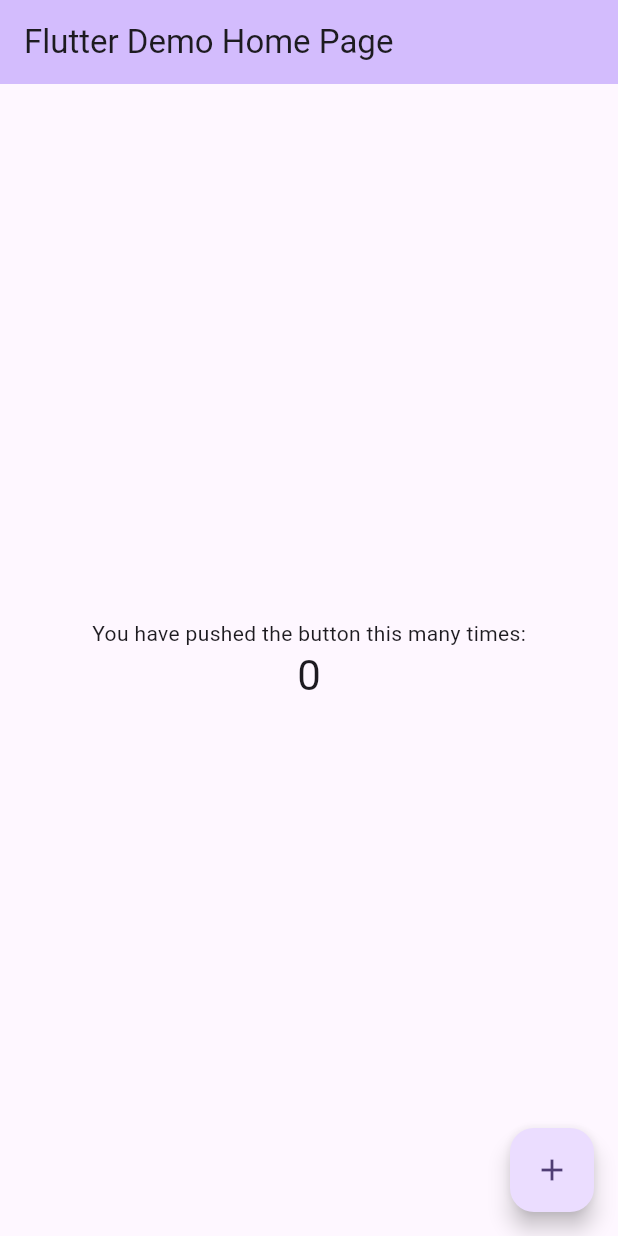
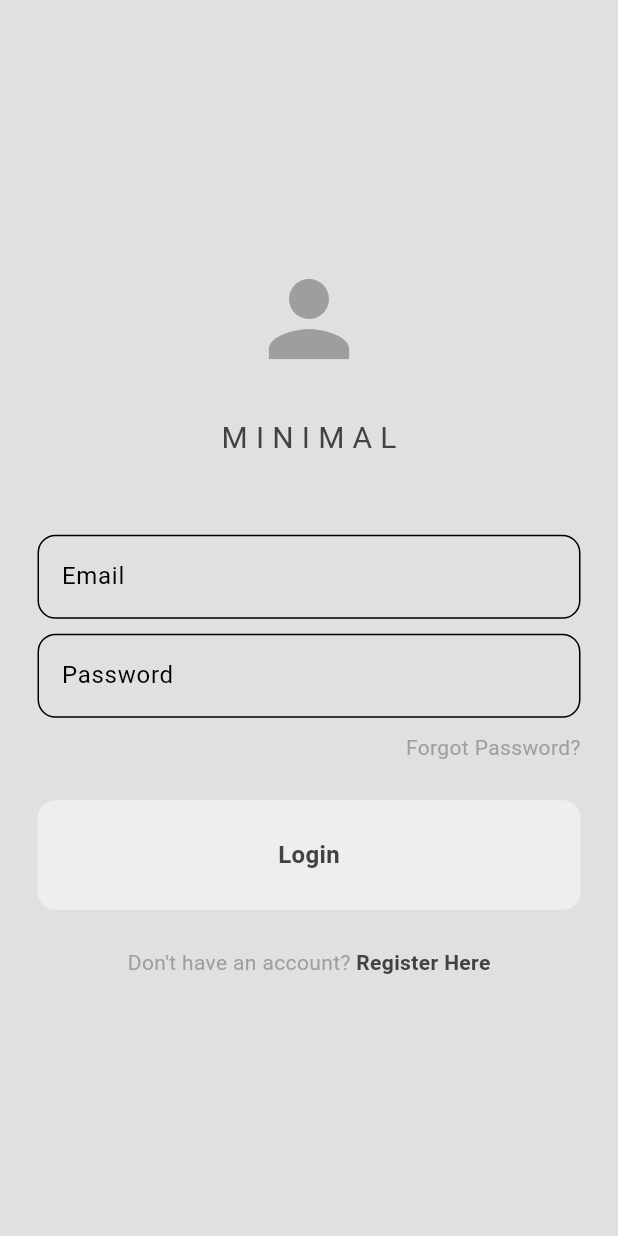
Before and after one commit to Giulio370/App_provaNumero1, a Flutter app: the screen it shows after launch, on a phone screen of 412 x 824 dp. Run offline on Flutter 3.47's test engine with Material 3 defaults, Android fonts, the light colour scheme and no system bars.

Commit message:
login Page added

```diff
--- /dev/null
+++ b/lib/components/my_button.dart
@@ -0,0 +1,24 @@
+import 'package:flutter/material.dart';
+class MyButton extends StatelessWidget {
+  final String text;
+  final void Function()? onTap;
+
+  const MyButton({super.key, required this.text, required this.onTap,});
+
+  @override
+  Widget build(BuildContext context) {
+    return GestureDetector(
+      onTap: onTap,
+      child: Container(
+        decoration: BoxDecoration(
+          color: Theme.of(context).colorScheme.primary,
+          borderRadius: BorderRadius.circular(12),
+
+        ),
+        padding: const EdgeInsets.all(25),
+        child: Center(child: Text(text, style: const TextStyle(fontWeight: FontWeight.bold, fontSize: 16, ),),)
+      ),
+
+    );
+  }
+}
--- /dev/null
+++ b/lib/components/my_textfield.dart
@@ -0,0 +1,28 @@
+import 'package:flutter/material.dart';
+
+class MyTextField extends StatelessWidget {
+  final String hintText;
+  final bool obscureText;
+  final TextEditingController controller;
+
+  const MyTextField({
+    super.key,
+    required this.hintText,
+    required this.obscureText,
+    required this.controller,
+    });
+
+  @override
+  Widget build(BuildContext context) {
+    return TextField(
+      controller: controller,
+      decoration: InputDecoration(
+        border: OutlineInputBorder(
+          borderRadius: BorderRadius.circular(12)
+        ),
+        hintText: hintText
+      ),
+      obscureText: obscureText,
+    );
+  }
+}
--- a/lib/main.dart
+++ b/lib/main.dart
@@ -1,4 +1,8 @@
+import 'package:app_prova_numero1/theme/dark_mode.dart';
+import 'package:app_prova_numero1/theme/light_mode.dart';
 import 'package:flutter/material.dart';
+
+import 'pages/login_page.dart';
 
 void main() {
   runApp(const MyApp());
@@ -11,115 +15,10 @@
   @override
   Widget build(BuildContext context) {
     return MaterialApp(
-      title: 'Flutter Demo',
-      theme: ThemeData(
-        // This is the theme of your application.
-        //
-        // TRY THIS: Try running your application with "flutter run". You'll see
-        // the application has a purple toolbar. Then, without quitting the app,
-        // try changing the seedColor in the colorScheme below to Colors.green
-        // and then invoke "hot reload" (save your changes or press the "hot
-        // reload" button in a Flutter-supported IDE, or press "r" if you used
-        // the command line to start the app).
-        //
-        // Notice that the counter didn't reset back to zero; the application
-        // state is not lost during the reload. To reset the state, use hot
-        // restart instead.
-        //
-        // This works for code too, not just values: Most code changes can be
-        // tested with just a hot reload.
-        colorScheme: ColorScheme.fromSeed(seedColor: Colors.deepPurple),
-        useMaterial3: true,
-      ),
-      home: const MyHomePage(title: 'Flutter Demo Home Page'),
+      debugShowCheckedModeBanner: false,
+      home: LoginPage(),
+      theme: lightmode,
+      darkTheme: darkmode,
     );
   }
 }
-
-class MyHomePage extends StatefulWidget {
-  const MyHomePage({super.key, required this.title});
-
-  // This widget is the home page of your application. It is stateful, meaning
-  // that it has a State object (defined below) that contains fields that affect
-  // how it looks.
-
-  // This class is the configuration for the state. It holds the values (in this
-  // case the title) provided by the parent (in this case the App widget) and
-  // used by the build method of the State. Fields in a Widget subclass are
-  // always marked "final".
-
-  final String title;
-
-  @override
-  State<MyHomePage> createState() => _MyHomePageState();
-}
-
-class _MyHomePageState extends State<MyHomePage> {
-  int _counter = 0;
-
-  void _incrementCounter() {
-    setState(() {
-      // This call to setState tells the Flutter framework that something has
-      // changed in this State, which causes it to rerun the build method below
-      // so that the display can reflect the updated values. If we changed
-      // _counter without calling setState(), then the build method would not be
-      // called again, and so nothing would appear to happen.
-      _counter++;
-    });
-  }
-
-  @override
-  Widget build(BuildContext context) {
-    // This method is rerun every time setState is called, for instance as done
-    // by the _incrementCounter method above.
-    //
-    // The Flutter framework has been optimized to make rerunning build methods
-    // fast, so that you can just rebuild anything that needs updating rather
-    // than having to individually change instances of widgets.
-    return Scaffold(
-      appBar: AppBar(
-        // TRY THIS: Try changing the color here to a specific color (to
-        // Colors.amber, perhaps?) and trigger a hot reload to see the AppBar
-        // change color while the other colors stay the same.
-        backgroundColor: Theme.of(context).colorScheme.inversePrimary,
-        // Here we take the value from the MyHomePage object that was created by
-        // the App.build method, and use it to set our appbar title.
-        title: Text(widget.title),
-      ),
-      body: Center(
-        // Center is a layout widget. It takes a single child and positions it
-        // in the middle of the parent.
-        child: Column(
-          // Column is also a layout widget. It takes a list of children and
-          // arranges them vertically. By default, it sizes itself to fit its
-          // children horizontally, and tries to be as tall as its parent.
-          //
-          // Column has various properties to control how it sizes itself and
-          // how it positions its children. Here we use mainAxisAlignment to
-          // center the children vertically; the main axis here is the vertical
-          // axis because Columns are vertical (the cross axis would be
-          // horizontal).
-          //
-          // TRY THIS: Invoke "debug painting" (choose the "Toggle Debug Paint"
-          // action in the IDE, or press "p" in the console), to see the
-          // wireframe for each widget.
-          mainAxisAlignment: MainAxisAlignment.center,
-          children: <Widget>[
-            const Text(
-              'You have pushed the button this many times:',
-            ),
-            Text(
-              '$_counter',
-              style: Theme.of(context).textTheme.headlineMedium,
-            ),
-          ],
-        ),
-      ),
-      floatingActionButton: FloatingActionButton(
-        onPressed: _incrementCounter,
-        tooltip: 'Increment',
-        child: const Icon(Icons.add),
-      ), // This trailing comma makes auto-formatting nicer for build methods.
-    );
-  }
-}
--- /dev/null
+++ b/lib/pages/login_page.dart
@@ -0,0 +1,94 @@
+import 'package:app_prova_numero1/components/my_button.dart';
+import 'package:app_prova_numero1/components/my_textfield.dart';
+import 'package:flutter/material.dart';
+
+
+class LoginPage extends StatelessWidget {
+
+//Text Controller
+final TextEditingController emailController = TextEditingController();
+final TextEditingController passwordController =  TextEditingController();
+
+  LoginPage({super.key});
+
+  //Login Method
+  void login() {}
+
+
+  @override
+  Widget build(BuildContext context) {
+    return Scaffold(
+      backgroundColor: Theme.of(context).colorScheme.background,
+      body: Center(
+        child: Padding(
+          padding: const EdgeInsets.all(25.0),
+          child: Column(
+            mainAxisAlignment: MainAxisAlignment.center,
+            children: [
+              //logo
+              Icon(Icons.person, size: 80, color: Theme.of(context).colorScheme.inversePrimary),
+
+              const SizedBox(height: 25),
+              //app name
+              Text("M I N I M A L", style: TextStyle(fontSize: 20),),
+
+              const SizedBox(height: 50,),
+
+
+              //email textfield
+              MyTextField(
+                hintText: "Email",
+                obscureText: false,
+                controller: emailController
+                ),
+
+
+              const SizedBox(height: 10,),
+
+              //password textfield
+              MyTextField(
+                hintText: "Password",
+                obscureText: true,
+                controller: passwordController
+                ),
+
+              const SizedBox(height: 10,),
+
+              //forgot password
+              Row(
+                mainAxisAlignment: MainAxisAlignment.end,
+                children: [
+                  Text("Forgot Password?", style: TextStyle(color: Theme.of(context).colorScheme.inversePrimary),),
+                ],
+              ),
+              const SizedBox(height: 25),
+
+              //sign in button
+              MyButton(text: "Login",
+              onTap: login,),
+
+              const SizedBox(height: 25),
+
+
+              //don't have an account? Register here
+              Row(
+                mainAxisAlignment: MainAxisAlignment.center,
+                children: [
+                  Text("Don't have an account?", style: TextStyle(color: Theme.of(context).colorScheme.inversePrimary)),
+                  GestureDetector(
+                    onTap:(){},
+                    child: Text(" Register Here", style: TextStyle(
+                      fontWeight: FontWeight.bold,
+
+                    )  ),
+                  ),
+                ],
+              )
+            ],
+
+          ),
+        ),
+      ),
+    );
+  }
+}
--- /dev/null
+++ b/lib/theme/dark_mode.dart
@@ -0,0 +1,16 @@
+import 'package:flutter/material.dart';
+
+ThemeData darkmode = ThemeData(
+  brightness: Brightness.dark,
+      colorScheme: ColorScheme.dark(
+      background: Colors.grey.shade900,
+      primary: Colors.grey.shade800,
+       secondary:Colors.grey.shade700,
+       inversePrimary: Colors.grey.shade500,
+       ),
+
+  textTheme: ThemeData.dark().textTheme.apply(
+    bodyColor: Colors.grey[300],
+    displayColor: Colors.black,
+  ),
+);
--- /dev/null
+++ b/lib/theme/light_mode.dart
@@ -0,0 +1,16 @@
+import 'package:flutter/material.dart';
+
+ThemeData lightmode = ThemeData(
+  brightness: Brightness.light,
+      colorScheme: ColorScheme.light(
+      background: Colors.grey.shade300,
+      primary: Colors.grey.shade200,
+       secondary:Colors.grey.shade400,
+       inversePrimary: Colors.grey.shade500,
+       ),
+
+  textTheme: ThemeData.light().textTheme.apply(
+    bodyColor: Colors.grey[800],
+    displayColor: Colors.black,
+  ),
+);
```
